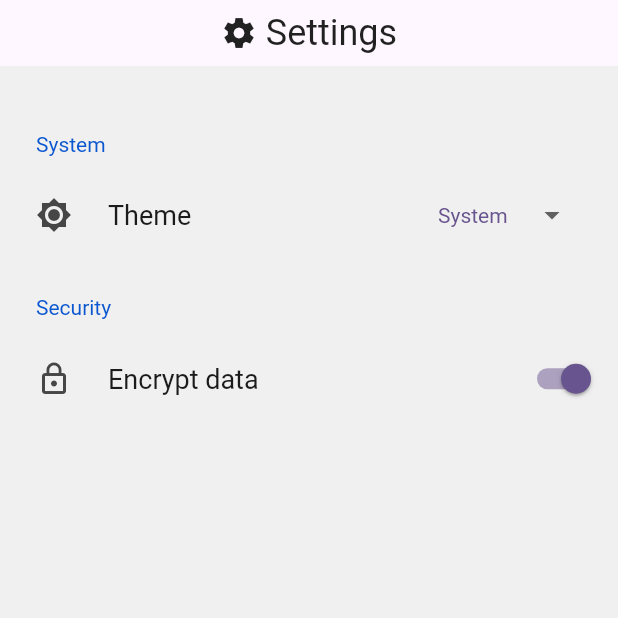
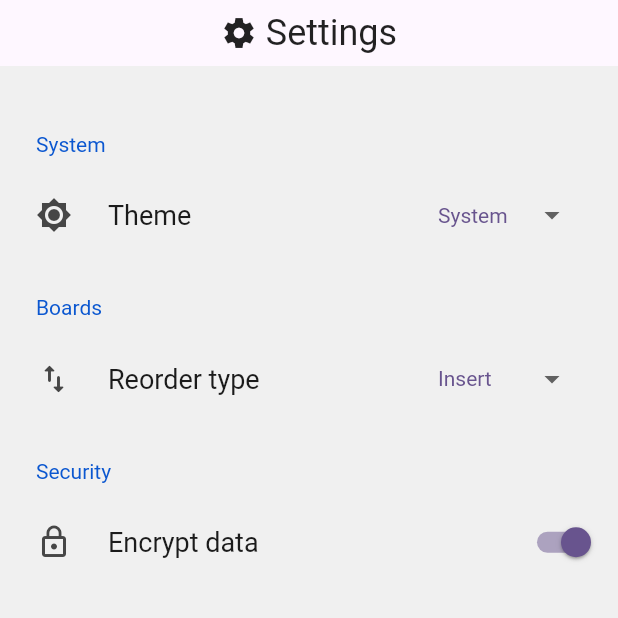
Before and after one commit to thaleslagemann/boarder, a Flutter app: the SettingsPage screen opened directly, on a phone screen of 412 x 824 dp, the top half of it. Run offline on Flutter 3.47's test engine with Material 2 defaults, Android fonts, the phone set to English and light mode, and no system bars; drawn by our look-alikes of dropdown_button2, settings_ui; our stand-ins replace firebase_auth, firebase_core, get, loading_animation_widget, sqflite; missing offline and left inert: drag_and_drop_lists, firebase_ui_auth; accounts and stored records are empty.

Commit message:
progress: reworking reorder system, add reorder type option to settings

```diff
--- a/lib/config.dart
+++ b/lib/config.dart
@@ -5,9 +5,11 @@ library config.globals;
 import 'package:flutter/widgets.dart';
 import 'package:flutter/material.dart';
 import 'package:kanban_flt/db_handler.dart';
+import 'package:kanban_flt/reorder_settings.dart';
 import 'package:kanban_flt/themes.dart';
 
 MyTheme globalAppTheme = MyTheme();
+ReorderSettings reorderType = ReorderSettings();
 
 class Constants {
   static const String AddTask = 'Add Task';
--- /dev/null
+++ b/lib/reorder_settings.dart
@@ -0,0 +1,38 @@
+import 'package:flutter/material.dart';
+
+class ReorderSettings with ChangeNotifier {
+  int _reorder = 0;
+
+  int currentReorderInt() {
+    switch (_reorder) {
+      case 0:
+        return 0;
+      case 1:
+        return 1;
+      default:
+        return 0;
+    }
+  }
+
+  String currentReorderString() {
+    switch (_reorder) {
+      case 0:
+        return 'Insert';
+      case 1:
+        return 'Swap';
+      default:
+        return 'Insert';
+    }
+  }
+
+  void switchReorder() {
+    if (_reorder == 0) {
+      _reorder = 1;
+    } else {
+      _reorder = 0;
+    }
+    print('Changed reorder type');
+    print('Value $_reorder');
+    notifyListeners();
+  }
+}
--- a/lib/settings_page.dart
+++ b/lib/settings_page.dart
@@ -17,7 +17,13 @@ class SettingsPageState extends State<SettingsPage> {
     'Dark',
   ];
 
+  final List<String> _reorderOptions = [
+    'Insert',
+    'Swap',
+  ];
+
   String? selectedTheme = globalAppTheme.currentThemeString();
+  String? selectedReorder = reorderType.currentReorderString();
 
   var _encryptionSwitch = true;
 
@@ -122,6 +128,63 @@ class SettingsPageState extends State<SettingsPage> {
                         ),
                       ],
                     ),
+                    SettingsSection(title: Text('Boards'), tiles: [
+                      SettingsTile(
+                        title: Text('Reorder type'),
+                        leading: Icon(Icons.swap_vert_rounded),
+                        trailing: DropdownButtonHideUnderline(
+                          child: DropdownButton2<String>(
+                            isExpanded: true,
+                            hint: Text(
+                              selectedReorder!,
+                              style: TextStyle(
+                                fontSize: 14,
+                                color: Theme.of(context).colorScheme.primary,
+                              ),
+                            ),
+                            items: _reorderOptions
+                                .map((String item) => DropdownMenuItem<String>(
+                                      value: item,
+                                      child: Text(
+                                        item,
+                                        style: TextStyle(
+                                          fontSize: 14,
+                                          color: Theme.of(context)
+                                              .colorScheme
+                                              .primary,
+                                        ),
+                                      ),
+                                    ))
+                                .toList(),
+                            value: selectedReorder,
+                            onChanged: (String? value) {
+                              setState(() {
+                                selectedReorder = value;
+                                print(
+                                    'Attempting to switch reorder type to $selectedReorder');
+                                reorderType.switchReorder();
+                                print(selectedReorder);
+                              });
+                              ScaffoldMessenger.of(context)
+                                  .hideCurrentSnackBar();
+                              ScaffoldMessenger.of(context).showSnackBar(
+                                const SnackBar(
+                                    content: Text('Reorder type changed')),
+                              );
+                            },
+                            buttonStyleData: const ButtonStyleData(
+                              padding: EdgeInsets.symmetric(horizontal: 16),
+                              height: 40,
+                              width: 120,
+                            ),
+                            menuItemStyleData: const MenuItemStyleData(
+                              height: 40,
+                            ),
+                          ),
+                        ),
+                        onPressed: (value) {},
+                      ),
+                    ]),
                     SettingsSection(
                       title: Text('Security'),
                       tiles: [
```
Also changed, not shown: lib/board_screen.dart (+65 -36 lines), lib/db_handler.dart (+14 -0 lines).
